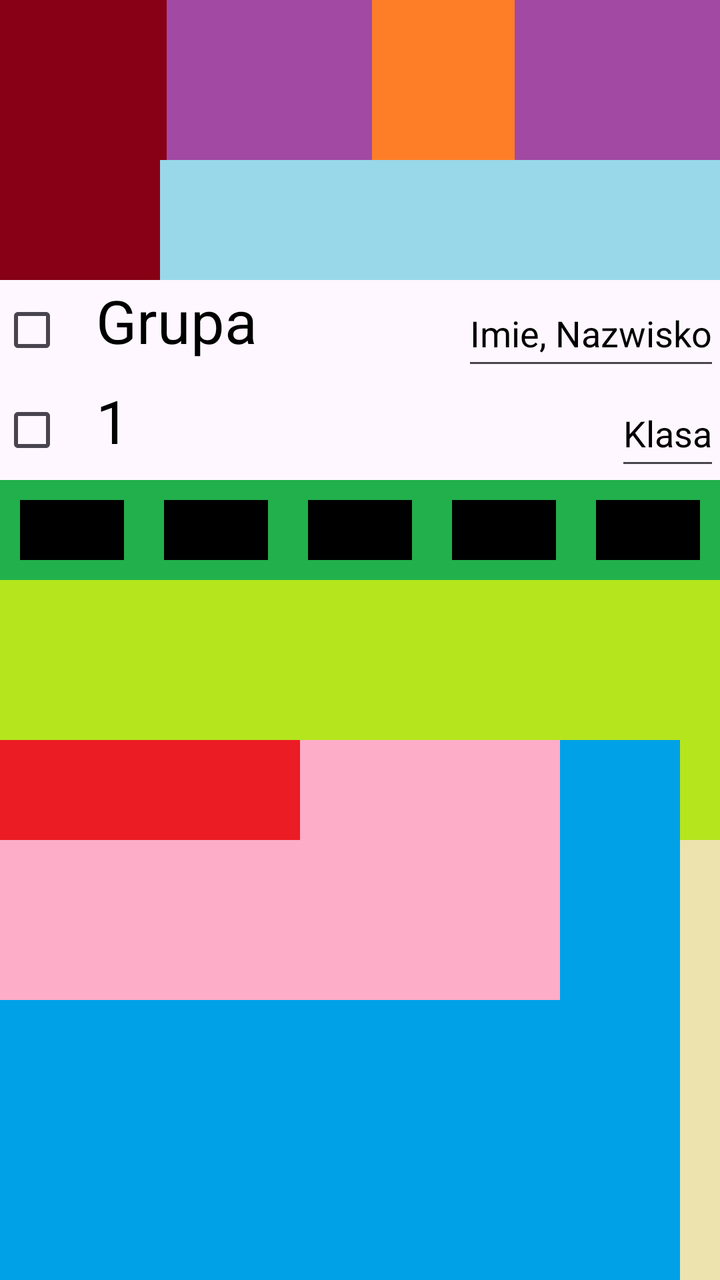
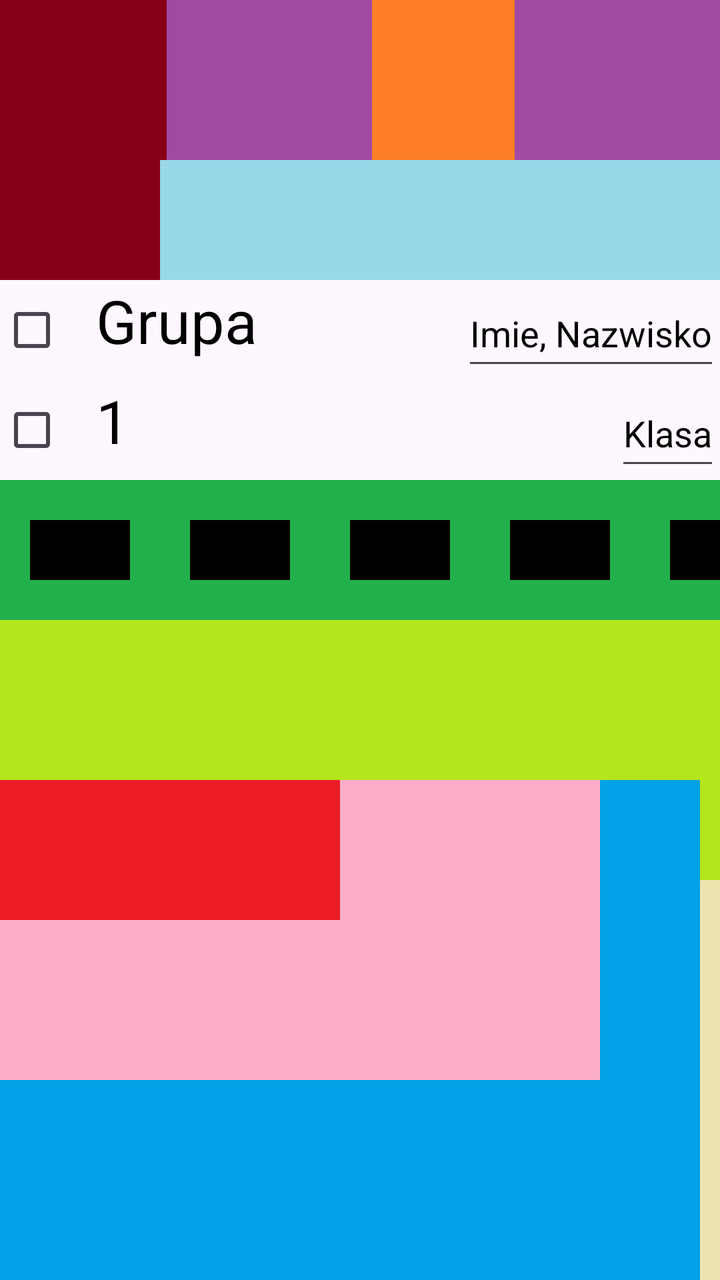

Before-and-after screenshots of an Android layout around one commit, followed by the original layout XML and the change that was made.
<!-- AndroidManifest.xml: application theme Theme.Sprawdzianhudyga -->
<!-- res/layout/activity_main.xml -->
<?xml version="1.0" encoding="utf-8"?>
<LinearLayout xmlns:android="http://schemas.android.com/apk/res/android"
    xmlns:app="http://schemas.android.com/apk/res-auto"
    xmlns:tools="http://schemas.android.com/tools"
    android:id="@+id/main"
    android:layout_width="match_parent"
    android:layout_height="match_parent"
    tools:context=".MainActivity"
    android:orientation="vertical"
    >
    
    <LinearLayout
        android:layout_width="match_parent"
        android:layout_height="80dp"
        android:orientation="horizontal">
        <TextView
            android:layout_width="52dp"
            android:layout_height="match_parent"
            android:background="@color/darkRed"
            android:layout_weight="1"/>
        <TextView
            android:layout_width="40dp"
            android:layout_height="match_parent"
            android:background="@color/purple"
            android:layout_weight="2"
            />
        <TextView
            android:layout_width="40dp"
            android:layout_height="match_parent"
            android:background="@color/orange"
            android:layout_weight="1"
            />
        <TextView
            android:layout_width="40dp"
            android:layout_height="match_parent"
            android:background="@color/purple"
            android:layout_weight="2" />
    </LinearLayout>
    <LinearLayout
        android:layout_width="match_parent"
        android:layout_height="60dp"
        android:orientation="horizontal"
        android:weightSum="4"
        >
        <TextView
            android:layout_width="wrap_content"
            android:layout_height="match_parent"
            android:background="@color/darkRed"
            android:layout_weight="1"/>
        <TextView
            android:layout_width="40dp"
            android:layout_height="match_parent"
            android:background="@color/lightBlue"
            android:layout_weight="3"
            />

    </LinearLayout>

    <LinearLayout
        android:layout_width="match_parent"
        android:layout_height="100dp"
        android:orientation="vertical">
        <LinearLayout
            android:layout_width="match_parent"
            android:layout_height="50dp"
            android:orientation="horizontal">
            <CheckBox
                android:layout_width="wrap_content"
                android:layout_height="match_parent"/>
            <TextView
                android:layout_width="wrap_content"
                android:layout_height="match_parent"
                android:id="@+id/tekst"
                android:text="@string/grupa"
                android:textSize="30sp"
                android:textColor="@color/black"
                />
            <Space
                android:layout_width="0dp"
                android:layout_height="match_parent"
                android:layout_weight="1"/>
            <EditText
                android:layout_width="wrap_content"
                android:layout_height="match_parent"
                android:hint="@string/imie_nazwisko"
                android:textColorHint="@color/black"/>

        </LinearLayout>
        <LinearLayout
            android:layout_width="match_parent"
            android:layout_height="50dp"
            android:orientation="horizontal">
            <CheckBox
                android:layout_width="wrap_content"
                android:layout_height="match_parent"/>
            <TextView
                android:layout_width="wrap_content"
                android:layout_height="match_parent"
                android:text="@string/_1"
                android:textSize="30sp"
                android:textColor="@color/black"
                />
            <Space
                android:layout_width="0dp"
                android:layout_height="wrap_content"
                android:layout_weight="1"/>
            <EditText
                android:layout_width="wrap_content"
                android:layout_height="match_parent"
                android:hint="@string/klasa"
                android:textColorHint="@color/black"/>

        </LinearLayout>
    </LinearLayout>

    <LinearLayout
        android:layout_width="match_parent"
        android:layout_height="50dp"
        android:orientation="horizontal"
        android:background="@color/green">
        <View
            android:layout_width="50dp"
            android:layout_height="30dp"
            android:background="@color/black"
            android:layout_margin="10dp"
            android:layout_weight="1"
            />
        <View
            android:layout_width="50dp"
            android:layout_height="30dp"
            android:background="@color/black"
            android:layout_margin="10dp"
            android:layout_weight="1"
            />
        <View
            android:layout_width="50dp"
            android:layout_height="30dp"
            android:background="@color/black"
            android:layout_margin="10dp"
            android:layout_weight="1"
            />
        <View
            android:layout_width="50dp"
            android:layout_height="30dp"
            android:background="@color/black"
            android:layout_margin="10dp"
            android:layout_weight="1"
            />
        <View
            android:layout_width="50dp"
            android:layout_height="30dp"
            android:background="@color/black"
            android:layout_margin="10dp"
            android:layout_weight="1"
            />
    </LinearLayout>
    <View
        android:layout_width="match_parent"
        android:layout_height="80dp"
        android:background="@color/lightGreen"/>
    <LinearLayout
        android:layout_width="wrap_content"
        android:layout_height="50dp"
        android:orientation="horizontal"
        >
        <View
            android:layout_width="150dp"
            android:layout_height="match_parent"
            android:background="@color/red"
    />
        <View
            android:layout_width="130dp"
            android:layout_height="match_parent"
            android:background="@color/pink"/>
        <View
            android:layout_width="60dp"
            android:layout_height="match_parent"
            android:background="@color/blue"
         />
        <View
            android:layout_width="wrap_content"
            android:layout_height="match_parent"
            android:background="@color/lightGreen"
       />
    </LinearLayout>
    <LinearLayout
        android:layout_width="wrap_content"
        android:layout_height="80dp"
        android:orientation="horizontal"
        >

        <View
            android:layout_width="280dp"
            android:layout_height="match_parent"
            android:background="@color/pink"/>
        <View
            android:layout_width="60dp"
            android:layout_height="match_parent"
            android:background="@color/blue"
            />
        <View
            android:layout_width="wrap_content"
            android:layout_height="match_parent"
            android:background="@color/yellow"
            />
    </LinearLayout>

    <LinearLayout
        android:layout_width="wrap_content"
        android:layout_height="match_parent"
        android:orientation="horizontal"
        >

        <View
            android:layout_width="340dp"
            android:layout_height="match_parent"
            android:background="@color/blue"
            />
        <View
            android:layout_width="wrap_content"
            android:layout_height="match_parent"
            android:background="@color/yellow"
            />
    </LinearLayout>
</LinearLayout>
<!-- resources referenced by this layout -->
<resources>
  <color name="black">#FF000000</color>
  <color name="blue">#00A1E7</color>
  <color name="darkRed">#870015</color>
  <color name="green">#22B04C</color>
  <color name="lightBlue">#98D8E9</color>
  <color name="lightGreen">#B4E51D</color>
  <color name="orange">#FD7E27</color>
  <color name="pink">#FDADC8</color>
  <color name="purple">#A249A3</color>
  <color name="red">#EB1C24</color>
  <color name="yellow">#EDE3AF</color>
  <string name="_1">1</string>
  <string name="grupa">Grupa</string>
  <string name="imie_nazwisko">Imie, Nazwisko</string>
  <string name="klasa">Klasa</string>
  <style name="Theme.Sprawdzianhudyga" parent="Base.Theme.Sprawdzianhudyga" />
  <style name="Base.Theme.Sprawdzianhudyga" parent="Theme.Material3.DayNight.NoActionBar">
          
          
      </style>
</resources>

<!-- the commit's change to res/layout/activity_main.xml (unified diff, before → after) -->
@@ -60,166 +60,186 @@
         android:layout_width="match_parent"
         android:layout_height="100dp"
         android:orientation="vertical">
-        <LinearLayout
+        <RelativeLayout
             android:layout_width="match_parent"
-            android:layout_height="50dp"
-            android:orientation="horizontal">
-            <CheckBox
-                android:layout_width="wrap_content"
-                android:layout_height="match_parent"/>
-            <TextView
-                android:layout_width="wrap_content"
-                android:layout_height="match_parent"
-                android:id="@+id/tekst"
-                android:text="@string/grupa"
-                android:textSize="30sp"
-                android:textColor="@color/black"
-                />
-            <Space
-                android:layout_width="0dp"
-                android:layout_height="match_parent"
-                android:layout_weight="1"/>
+            android:layout_height="50dp">
+          <LinearLayout
+              android:layout_width="wrap_content"
+              android:layout_height="match_parent"
+              android:orientation="horizontal">
+              <CheckBox
+                  android:layout_width="wrap_content"
+                  android:layout_height="match_parent"
+                  android:id="@+id/checkbox"
+                  android:layout_alignParentStart="true"
+                  />
+              <TextView
+                  android:layout_width="wrap_content"
+                  android:layout_height="match_parent"
+                  android:id="@+id/tekst"
+                  android:text="@string/grupa"
+                  android:textSize="30sp"
+                  android:textColor="@color/black"
+                  />
+          </LinearLayout>
             <EditText
                 android:layout_width="wrap_content"
                 android:layout_height="match_parent"
                 android:hint="@string/imie_nazwisko"
-                android:textColorHint="@color/black"/>
-
-        </LinearLayout>
-        <LinearLayout
+                android:textColorHint="@color/black"
+                android:layout_alignParentRight="true"
+                />
+
+        </RelativeLayout>
+        <RelativeLayout
             android:layout_width="match_parent"
-            android:layout_height="50dp"
-            android:orientation="horizontal">
-            <CheckBox
-                android:layout_width="wrap_content"
-                android:layout_height="match_parent"/>
-            <TextView
+            android:layout_height="50dp">
+            <LinearLayout
                 android:layout_width="wrap_content"
                 android:layout_height="match_parent"
-                android:text="@string/_1"
-                android:textSize="30sp"
-                android:textColor="@color/black"
-                />
-            <Space
-                android:layout_width="0dp"
-                android:layout_height="wrap_content"
-                android:layout_weight="1"/>
+                android:orientation="horizontal">
+                <CheckBox
+                    android:layout_width="wrap_content"
+                    android:layout_height="match_parent"
+                    android:id="@+id/checkbox2"
+                    android:layout_alignParentStart="true"
+                    />
+                <TextView
+                    android:layout_width="wrap_content"
+                    android:layout_height="match_parent"
+                    android:id="@+id/tekst2"
+                    android:text="@string/_1"
+                    android:textSize="30sp"
+                    android:textColor="@color/black"
+                    />
+            </LinearLayout>
             <EditText
                 android:layout_width="wrap_content"
                 android:layout_height="match_parent"
                 android:hint="@string/klasa"
-                android:textColorHint="@color/black"/>
-
-        </LinearLayout>
-    </LinearLayout>
-
-    <LinearLayout
-        android:layout_width="match_parent"
-        android:layout_height="50dp"
-        android:orientation="horizontal"
-        android:background="@color/green">
+                android:textColorHint="@color/black"
+                android:layout_alignParentRight="true"
+                />
+
+        </RelativeLayout>
+    </LinearLayout>
+
+    <GridLayout
+        android:layout_width="match_parent"
+        android:layout_height="70dp"
+        android:background="@color/green"
+        android:columnCount="5">
+        <View
+                    android:layout_width="50dp"
+                    android:layout_height="30dp"
+                    android:background="@color/black"
+                    android:layout_margin="15dp"
+                    android:layout_gravity="center"
+                    />
         <View
             android:layout_width="50dp"
             android:layout_height="30dp"
             android:background="@color/black"
-            android:layout_margin="10dp"
-            android:layout_weight="1"
-            />
-        <View
-            android:layout_width="50dp"
-            android:layout_height="30dp"
-            android:background="@color/black"
-            android:layout_margin="10dp"
-            android:layout_weight="1"
-            />
-        <View
-            android:layout_width="50dp"
-            android:layout_height="30dp"
-            android:background="@color/black"
-            android:layout_margin="10dp"
-            android:layout_weight="1"
-            />
-        <View
-            android:layout_width="50dp"
-            android:layout_height="30dp"
-            android:background="@color/black"
-            android:layout_margin="10dp"
-            android:layout_weight="1"
-            />
-        <View
-            android:layout_width="50dp"
-            android:layout_height="30dp"
-            android:background="@color/black"
-            android:layout_margin="10dp"
-            android:layout_weight="1"
-            />
-    </LinearLayout>
+            android:layout_margin="15dp"
+            android:layout_gravity="center"
+            /> <View
+        android:layout_width="50dp"
+        android:layout_height="30dp"
+        android:background="@color/black"
+        android:layout_margin="15dp"
+        android:layout_gravity="center"
+        /> <View
+        android:layout_width="50dp"
+        android:layout_height="30dp"
+        android:background="@color/black"
+        android:layout_margin="15dp"
+        android:layout_gravity="center"
+        /> <View
+        android:layout_width="50dp"
+        android:layout_height="30dp"
+        android:background="@color/black"
+        android:layout_margin="15dp"
+        android:layout_gravity="center"
+        />
+
+
+    </GridLayout>
+
+
+
+
+
+
+
+
+
+
+
+
+
+
+
+
+
+
+
+
+
+
+
+
+
+
+
+
+
+
+
+
+
+
+
+
+
+
+
+
+
+
     <View
         android:layout_width="match_parent"
         android:layout_height="80dp"
         android:background="@color/lightGreen"/>
     <LinearLayout
-        android:layout_width="wrap_content"
-        android:layout_height="50dp"
-        android:orientation="horizontal"
-        >
-        <View
-            android:layout_width="150dp"
-            android:layout_height="match_parent"
-            android:background="@color/red"
-    />
-        <View
-            android:layout_width="130dp"
-            android:layout_height="match_parent"
-            android:background="@color/pink"/>
-        <View
-            android:layout_width="60dp"
+        android:layout_width="match_parent"
+        android:layout_height="match_parent"
+        android:orientation="horizontal">
+        <FrameLayout
+            android:layout_width="350dp"
             android:layout_height="match_parent"
             android:background="@color/blue"
-         />
-        <View
-            android:layout_width="wrap_content"
-            android:layout_height="match_parent"
-            android:background="@color/lightGreen"
-       />
-    </LinearLayout>
-    <LinearLayout
-        android:layout_width="wrap_content"
-        android:layout_height="80dp"
-        android:orientation="horizontal"
-        >
-
-        <View
-            android:layout_width="280dp"
-            android:layout_height="match_parent"
-            android:background="@color/pink"/>
-        <View
-            android:layout_width="60dp"
-            android:layout_height="match_parent"
-            android:background="@color/blue"
-            />
-        <View
-            android:layout_width="wrap_content"
-            android:layout_height="match_parent"
-            android:background="@color/yellow"
-            />
-    </LinearLayout>
-
-    <LinearLayout
-        android:layout_width="wrap_content"
-        android:layout_height="match_parent"
-        android:orientation="horizontal"
-        >
-
-        <View
-            android:layout_width="340dp"
-            android:layout_height="match_parent"
-            android:background="@color/blue"
-            />
-        <View
-            android:layout_width="wrap_content"
-            android:layout_height="match_parent"
-            android:background="@color/yellow"
-            />
-    </LinearLayout>
+            >
+            <View
+                android:layout_width="300dp"
+                android:layout_height="150dp"
+                android:background="@color/pink"/>
+            <View
+                android:layout_width="170dp"
+                android:layout_height="70dp"
+                android:background="@color/red"/>
+        </FrameLayout>
+        <RelativeLayout
+            android:layout_width="match_parent"
+            android:layout_height="match_parent"
+            android:background="@color/yellow">
+            <View
+                android:layout_width="match_parent"
+                android:layout_height="50dp"
+                android:background="@color/lightGreen"
+                android:layout_alignParentStart="true"
+                />
+        </RelativeLayout>
+    </LinearLayout>
+
+
 </LinearLayout>
